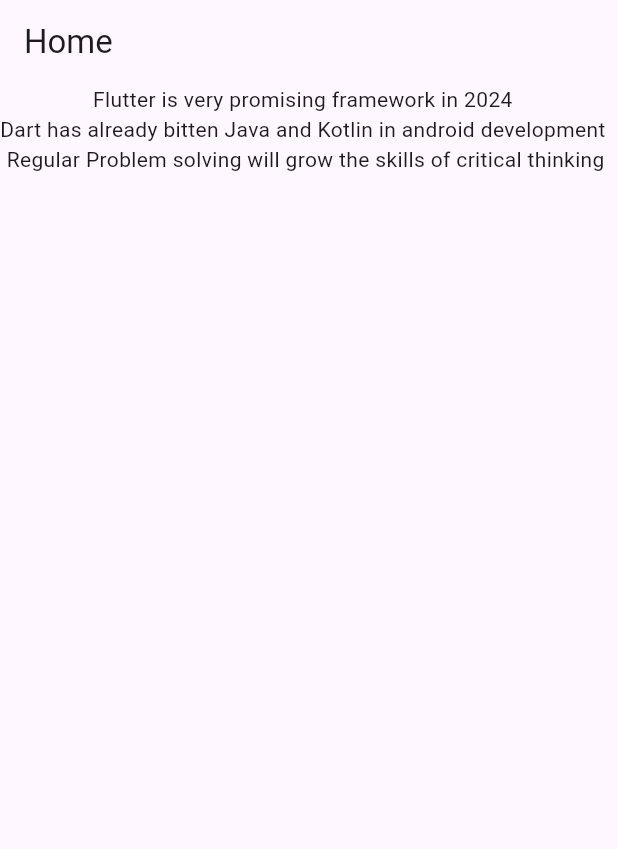
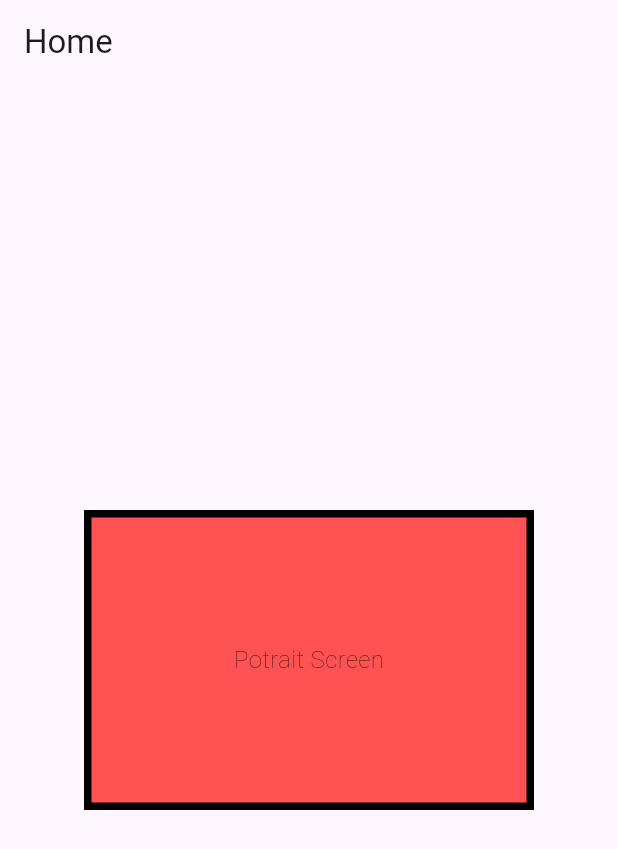
Before and after one commit to Ashraf-Samiu/Responsive_AdaptiveWidgets, a Flutter app: the screen it shows after launch, on a phone screen of 412 x 824 dp. Shown: the top 849 px of the screen. Run offline on Flutter 3.47's test engine with Material 3 defaults, Android fonts, the phone set to English and light mode, and no system bars.

Commit message:
Orientation_Builder Commit

```diff
--- a/lib/main.dart
+++ b/lib/main.dart
@@ -18,18 +18,33 @@
       appBar: AppBar(
         title: Text("Home"),
       ),
-      body: Wrap(
-        ///Wrap is an alternative widget of Row..it's similar to our notebooks..
-        ///it will work like row..the contents will stay horizentally..
-        ///but if there is no space in the screen it the content will appear in the next line..
-        alignment: WrapAlignment.center,
-        crossAxisAlignment: WrapCrossAlignment.center,
-        children: [
-          Text("Flutter is very promising framework in 2024 "),
-          Text("Dart has already bitten Java and Kotlin in android development "),
-          Text("Regular Problem solving will grow the skills of critical thinking")
-        ],
-      ),
+      body: OrientationBuilder(builder: (context,orientation){
+        return Center(
+          ///using conditional operator
+          child: Container(
+            width: 300,
+            height: 200,
+            alignment: Alignment.center,
+            decoration: BoxDecoration(
+                color: Colors.redAccent,
+                border: Border.all(
+                color: Colors.black,
+                width: 5
+              )
+            ),
+            child: Text(
+                orientation==Orientation.portrait?
+                "Potrait Screen":
+                "LandScape",
+                style: TextStyle(
+                  color: Colors.black87,
+                  fontSize: 16,
+                  fontWeight: FontWeight.w200
+                ),
+            ),
+          ),
+        );
+      }),
     );
   }
 }
```
